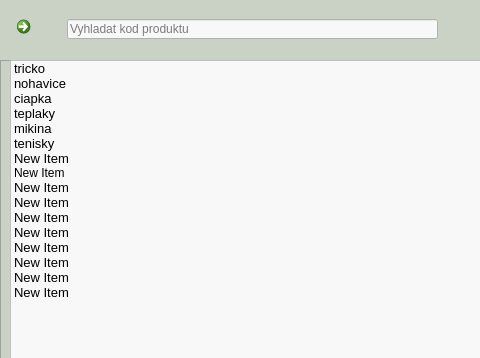
Above: source/code/main.ui from tomas-magat/camels-eshop-infosystem before the change; both pictures show x 0 to 480 and y 0 to 358 of the 800 by 450 pixel window. Below: the same form after it.
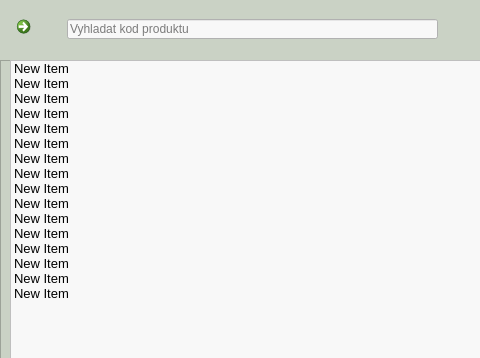
That is the form after the change. Icons and pictures are not drawn.

What changed in the file:
```diff
--- a/source/code/main.ui
+++ b/source/code/main.ui
@@ -731,17 +731,26 @@
           </property>
           <item>
            <property name="text">
-            <string>tricko</string>
+            <string>New Item</string>
            </property>
            <property name="font">
             <font>
              <pointsize>10</pointsize>
             </font>
            </property>
+           <property name="background">
+            <brush brushstyle="NoBrush">
+             <color alpha="255">
+              <red>102</red>
+              <green>102</green>
+              <blue>102</blue>
+             </color>
+            </brush>
+           </property>
           </item>
           <item>
            <property name="text">
-            <string>nohavice</string>
+            <string>New Item</string>
            </property>
            <property name="font">
             <font>
@@ -751,7 +760,7 @@
           </item>
           <item>
            <property name="text">
-            <string>ciapka</string>
+            <string>New Item</string>
            </property>
            <property name="font">
             <font>
@@ -761,7 +770,7 @@
           </item>
           <item>
            <property name="text">
-            <string>teplaky</string>
+            <string>New Item</string>
            </property>
            <property name="font">
             <font>
@@ -771,7 +780,7 @@
           </item>
           <item>
            <property name="text">
-            <string>mikina</string>
+            <string>New Item</string>
            </property>
            <property name="font">
             <font>
@@ -781,7 +790,7 @@
           </item>
           <item>
            <property name="text">
-            <string>tenisky</string>
+            <string>New Item</string>
            </property>
            <property name="font">
             <font>
@@ -803,6 +812,11 @@
            <property name="text">
             <string>New Item</string>
            </property>
+           <property name="font">
+            <font>
+             <pointsize>10</pointsize>
+            </font>
+           </property>
           </item>
           <item>
            <property name="text">
```
